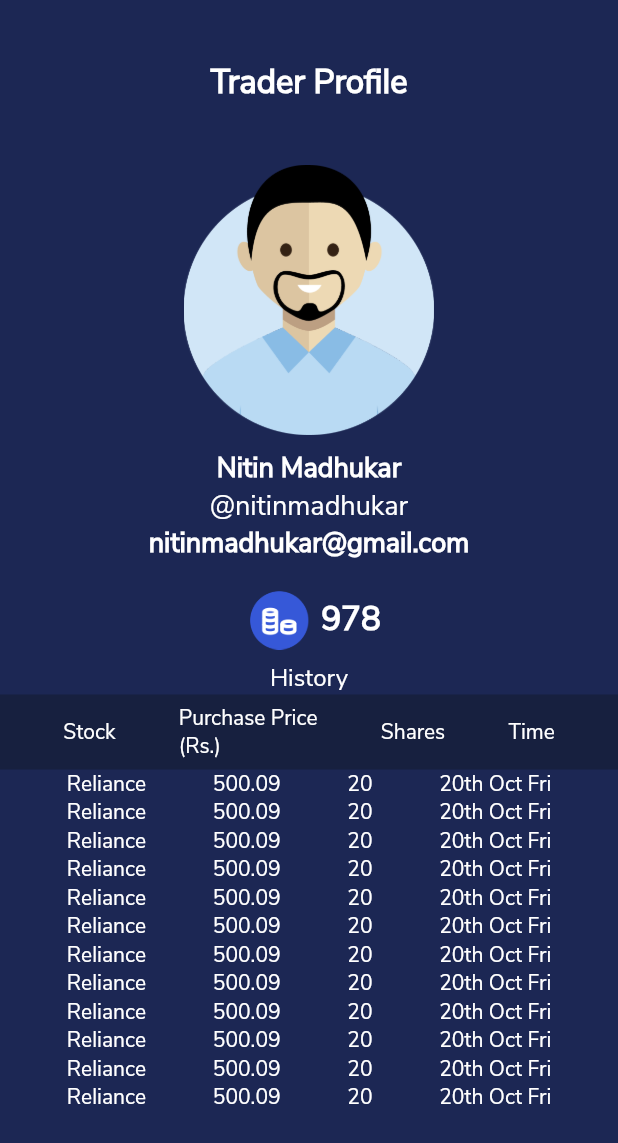
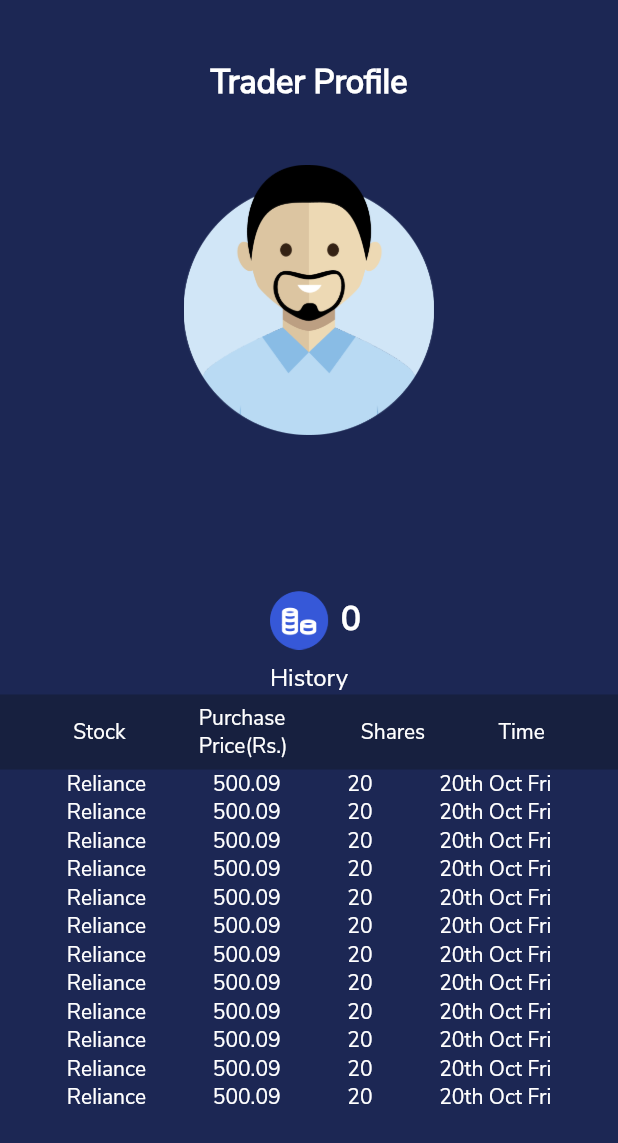
Before and after one commit to harchani-ritik/CoTrade, a Flutter app: the ProfilePage screen opened directly, on a phone screen of 412 x 824 dp. Shown: the top 1143 px of the screen. Run offline on Flutter 3.47's test engine with Material 2 defaults, Android fonts, the phone set to English and light mode, and no system bars; our stand-ins replace cloud_firestore, firebase_core, fluttertoast, modal_progress_hud, shared_preferences; accounts and stored records are empty.

Commit message:
profile page updated replacing place holder data

```diff
--- a/MobileApplication/co_trade/lib/home_page/home_page.dart
+++ b/MobileApplication/co_trade/lib/home_page/home_page.dart
@@ -59,7 +59,7 @@ class _HomePageState extends State<HomePage> {
               CustomButton(text: 'Profile',
                   onPress: (){
                 Navigator.push(context, MaterialPageRoute(
-                  builder: (context)=> ProfilePage(Provider.of<Trader>(context,listen: false).uid)
+                  builder: (context)=> ProfilePage(Provider.of<Trader>(context,listen: false).uid,isPersonal: true,)
                 ));
                   }
               )
--- a/MobileApplication/co_trade/lib/home_page/profile_page.dart
+++ b/MobileApplication/co_trade/lib/home_page/profile_page.dart
@@ -40,9 +40,41 @@ class _ProfilePageState extends State<ProfilePage> {
     final db = FirebaseFirestore.instance;
     var snapshot = await db.collection('user_data').doc(widget.traderId).get();
     print(snapshot.data());
+    var data = snapshot.data();
+    trader.username = data['username'];
+    trader.phoneNo = data['phoneNo'];
+    trader.email = data['email'];
+    trader.fullName = data['name'];
+    trader.coins = data['coins'];
+
+    //load stocks
+    try {
+      await db.collection('user_data').doc(widget.traderId)
+          .collection('stock')
+          .get()
+          .then((value) {
+        value.docs.forEach((element) {
+          var data = element.data();
+          print(data);
+          if (widget.isPersonal || data['public']) {
+            //add that stock to list
+            trader.stocksHold.add(Stock(
+              data['stock_name'],
+              data['purchase_price'],
+              data['count'],
+              data['timestamp'],
+            ));
+          }
+        });
+      });
+      //TODO: Uncomment for real data
+      // dummyList = trader.stocksHold;
+    }
+    catch(e){
+      print('Error while finding stock data');
+    }
 
     setState(() => isLoading = false);
-
   }
 
   @override
@@ -72,10 +104,11 @@ class _ProfilePageState extends State<ProfilePage> {
                 image: AssetImage('images/trader_avatar.png'),
               ),
               SizedBox(height: 10,),
-              Text('Nitin Madhukar',style: TextStyle(fontSize: 18,color: Colors.white,fontWeight: FontWeight.bold),),
-              Text('@nitinmadhukar',style: TextStyle(fontSize: 18,color: Colors.white),),
-              Text('nitinmadhukar@gmail.com',style: TextStyle(fontSize: 18,color: Colors.white,fontWeight: FontWeight.bold),),
+              Text(trader.fullName,style: TextStyle(fontSize: 18,color: Colors.white,fontWeight: FontWeight.bold),),
+              Text(trader.username,style: TextStyle(fontSize: 18,color: Colors.white),),
+              Text(trader.email,style: TextStyle(fontSize: 18,color: Colors.white,fontWeight: FontWeight.bold),),
               SizedBox(height: 10,),
+              widget.isPersonal?
               Row(
                 mainAxisAlignment: MainAxisAlignment.center,
                 children: [
@@ -86,9 +119,10 @@ class _ProfilePageState extends State<ProfilePage> {
                       image: AssetImage('images/coins_icon.png'),
                     ),
                   ),
-                  Text('978',style: TextStyle(fontSize: 22,color: Colors.white,fontWeight: FontWeight.bold),),
+                  Text(trader.coins.toString(),style: TextStyle(fontSize: 22,color: Colors.white,fontWeight: FontWeight.bold),),
                 ],
-              ),
+              ):
+              Container(),
               Text('History',style: TextStyle(fontSize: 16,color: Colors.white),),
 
               Container(
@@ -99,7 +133,7 @@ class _ProfilePageState extends State<ProfilePage> {
                   mainAxisAlignment: MainAxisAlignment.spaceEvenly,
                   children: [
                     Text('Stock',style: TextStyle(color: Colors.white),),
-                    Text('Purchase Price\n(Rs.)',style: TextStyle(color: Colors.white),),
+                    Text('Purchase\nPrice(Rs.)',style: TextStyle(color: Colors.white),),
                     Text('Shares',style: TextStyle(color: Colors.white),),
                     Text('Time',style: TextStyle(color: Colors.white),),
                   ],
@@ -109,14 +143,13 @@ class _ProfilePageState extends State<ProfilePage> {
                 child: ListView.builder(
                   itemCount: dummyList.length,
                   itemBuilder: (context,index){
-                    print(index);
                     return Row(
                       mainAxisAlignment: MainAxisAlignment.spaceEvenly,
                       children: [
-                        Text(dummyList[index].id,style: TextStyle(color: Colors.white),),
-                        Text(dummyList[index].purchasedPrice,style: TextStyle(color: Colors.white),),
-                        Text(dummyList[index].sharesBought,style: TextStyle(color: Colors.white),),
-                        Text(dummyList[index].time,style: TextStyle(color: Colors.white),),
+                        Text(dummyList[index].id??'',style: TextStyle(color: Colors.white),),
+                        Text(dummyList[index].purchasedPrice??'',style: TextStyle(color: Colors.white),),
+                        Text(dummyList[index].sharesBought??'',style: TextStyle(color: Colors.white),),
+                        Text(dummyList[index].time??'',style: TextStyle(color: Colors.white),),
                       ],
                     );
                   },
--- a/MobileApplication/co_trade/lib/models/trader.dart
+++ b/MobileApplication/co_trade/lib/models/trader.dart
@@ -9,10 +9,10 @@ class Trader{
   }
 
   String uid;
-  String fullName;
-  String email;
+  String fullName='';
+  String email='';
   String phoneNo;
-  String username;
+  String username='';
   String password;
   int coins;
   List<Stock> stocksHold=[];
```
